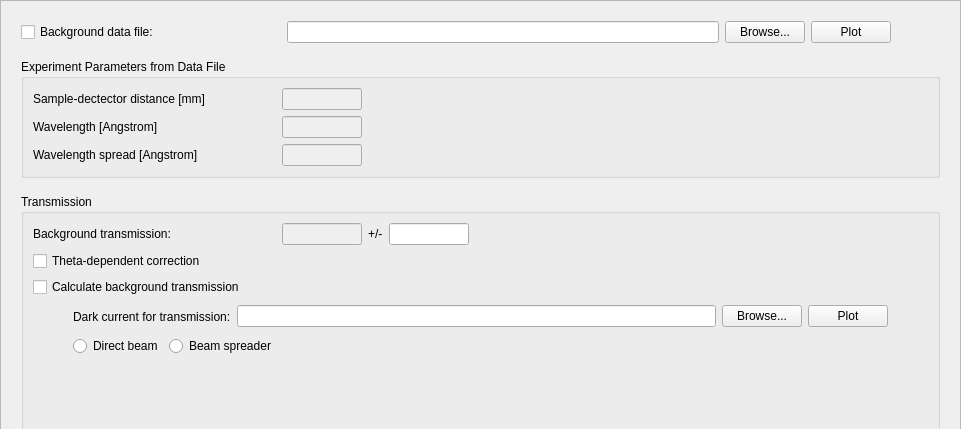
Above: Code/Mantid/scripts/Interface/ui/sans/hfir_background.ui from mantidproject/mantid before the change; both pictures show x 0 to 961 and y 0 to 429 of the 961 by 721 pixel window. Below: the same form after it.
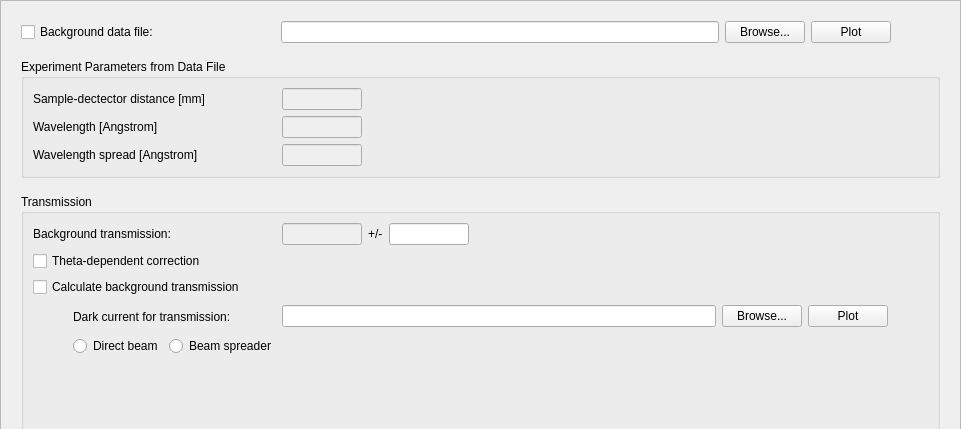
That is the form after the change.

Diff of the .ui file:
```diff
--- a/Code/Mantid/scripts/Interface/ui/sans/hfir_background.ui
+++ b/Code/Mantid/scripts/Interface/ui/sans/hfir_background.ui
@@ -81,7 +81,7 @@
            </property>
            <property name="sizeHint" stdset="0">
             <size>
-             <width>85</width>
+             <width>79</width>
              <height>20</height>
             </size>
            </property>
@@ -544,13 +544,13 @@
               </property>
               <property name="minimumSize">
                <size>
-                <width>0</width>
+                <width>203</width>
                 <height>27</height>
                </size>
               </property>
               <property name="maximumSize">
                <size>
-                <width>16777215</width>
+                <width>203</width>
                 <height>27</height>
                </size>
               </property>
```
